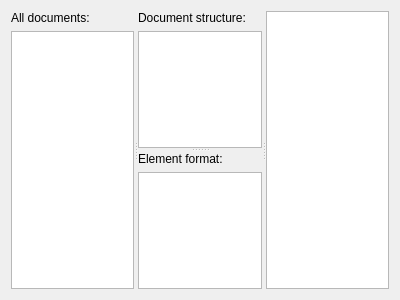
This is tools/textdocumentinspector/textdocumentinspector.ui in KDAB/GammaRay as Qt 5 draws it before an edit. The edited form follows.
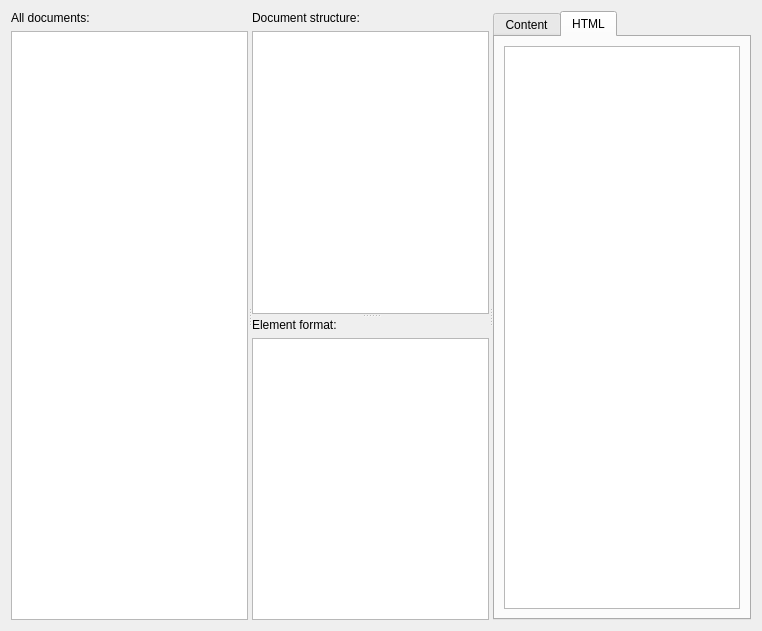
This is the edited form. The open tabs and pages were chosen to show the change.

Commit message: Show HTML source next to the rendered content.

```diff
--- a/tools/textdocumentinspector/textdocumentinspector.ui
+++ b/tools/textdocumentinspector/textdocumentinspector.ui
@@ -6,16 +6,16 @@
    <rect>
     <x>0</x>
     <y>0</y>
-    <width>400</width>
-    <height>300</height>
+    <width>762</width>
+    <height>631</height>
    </rect>
   </property>
   <property name="windowTitle">
    <string>Form</string>
   </property>
-       <layout class="QVBoxLayout" name="verticalLayout_20">
+  <layout class="QHBoxLayout" name="horizontalLayout">
         <item>
-         <widget class="QSplitter" name="splitter_13">
+    <widget class="QSplitter" name="splitter">
           <property name="orientation">
            <enum>Qt::Horizontal</enum>
           </property>
@@ -93,7 +93,31 @@
             </layout>
            </widget>
           </widget>
+     <widget class="QTabWidget" name="tabWidget">
+      <property name="currentIndex">
+       <number>0</number>
+      </property>
+      <widget class="QWidget" name="tab">
+       <attribute name="title">
+        <string>Content</string>
+       </attribute>
+       <layout class="QVBoxLayout" name="verticalLayout">
+        <item>
           <widget class="QTextEdit" name="documentView"/>
+        </item>
+       </layout>
+      </widget>
+      <widget class="QWidget" name="tab_2">
+       <attribute name="title">
+        <string>HTML</string>
+       </attribute>
+       <layout class="QVBoxLayout" name="verticalLayout_2">
+        <item>
+         <widget class="QTextBrowser" name="htmlView"/>
+        </item>
+       </layout>
+      </widget>
+     </widget>
          </widget>
         </item>
        </layout>
```
Lines whose indentation alone changed are shown as unchanged. The commit also changes 2 other files.
